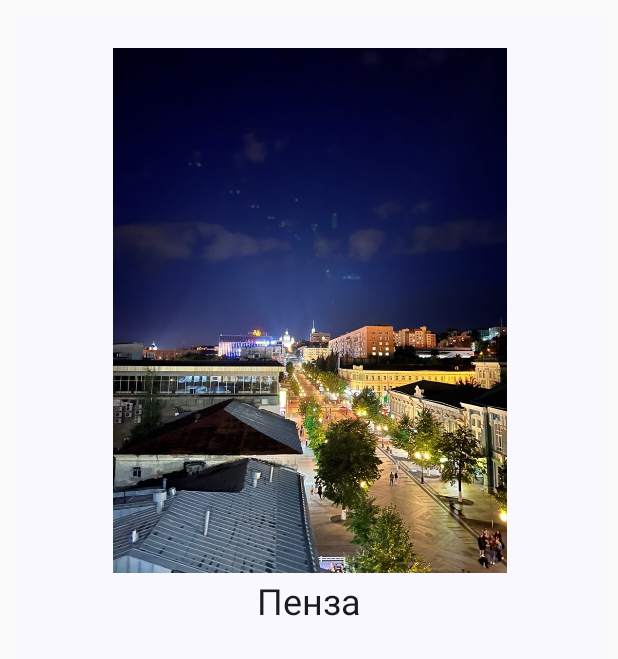
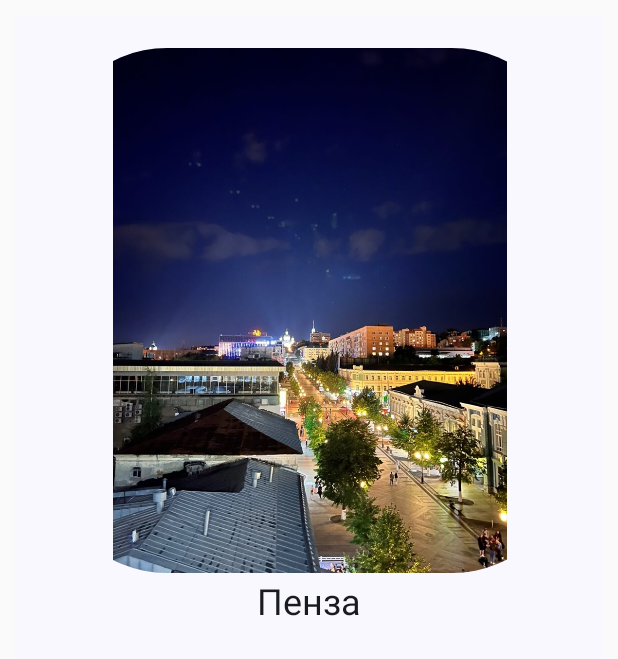
Before and after one commit to IceLance92/Art_Capitals, an Android app built with Jetpack Compose: the screen it shows after launch (MainActivity), after a tap on "Назад", on a phone screen of 412 x 824 dp. Shown: the top 659 px of the screen. Run offline under Robolectric (Android 15) with nearby library versions, the phone set to English and light mode, and no system bars.

Commit message:
удалил не нужную ветку и сохраняю проект

```diff
--- a/app/src/main/java/com/example/art_capitals/MainActivity.kt
+++ b/app/src/main/java/com/example/art_capitals/MainActivity.kt
@@ -17,6 +17,7 @@ import androidx.compose.foundation.layout.offset
 import androidx.compose.foundation.layout.padding
 import androidx.compose.foundation.layout.size
 import androidx.compose.foundation.layout.width
+import androidx.compose.foundation.shape.RoundedCornerShape
 import androidx.compose.material3.Button
 import androidx.compose.material3.MaterialTheme
 import androidx.compose.material3.Surface
@@ -33,6 +34,7 @@ import androidx.compose.ui.unit.dp
 import com.example.art_capitals.ui.theme.Art_CapitalsTheme
 import androidx.compose.runtime.remember
 import androidx.compose.runtime.setValue
+import androidx.compose.ui.draw.clip
 
 class MainActivity : ComponentActivity() {
     override fun onCreate(savedInstanceState: Bundle?) {
@@ -40,38 +42,31 @@ class MainActivity : ComponentActivity() {
         enableEdgeToEdge()
         setContent {
             Art_CapitalsTheme {
-                One()
+                ArtworkScreen()
                 }
             }
         }
     }
 
 @Composable
-fun One() {
-    var result by remember { mutableStateOf(1) }
-    val imageResource = when(result) {
-        1 -> R.drawable.saratov
-        2 -> R.drawable.kazan
-        3 -> R.drawable.toliatti
-        4 -> R.drawable.penza
-        5 -> R.drawable.saratov
-        else -> R.drawable.moskva
+fun ArtworkScreen() {
+    var currentArtworkIndex by remember { mutableStateOf(0) }
+
+    val artworks = listOf(
+        ArtworkData(R.drawable.saratov, R.string.saratov_title, R.string.saratov_city),
+        ArtworkData(R.drawable.kazan, R.string.kazan_title, R.string.kazan_city),
+        ArtworkData(R.drawable.toliatti, R.string.toliati_title, R.string.toliati_city),
+        ArtworkData(R.drawable.penza, R.string.penza_title, R.string.penza_city)
+    )
+
+    val currentArtwork = artworks[currentArtworkIndex]
+
+    fun showPreviousArtwork() {
+        currentArtworkIndex = (currentArtworkIndex - 1 + artworks.size) % artworks.size
     }
-    val titleText = when(result) {
-        1 -> R.string.saratov_title
-        2 -> R.string.kazan_title
-        3 -> R.string.toliati_title
-        4 -> R.string.penza_title
-        5 -> R.string.saratov_title
-        else -> R.string.moskva_title
-    }
-    val cityText = when(result) {
-        1 -> R.string.saratov_city
-        2 -> R.string.kazan_city
-        3 -> R.string.toliati_city
-        4 -> R.string.penza_city
-        5 -> R.string.saratov_city
-        else -> R.string.moskva_city
+
+    fun showNextArtwork() {
+        currentArtworkIndex = (currentArtworkIndex + 1) % artworks.size
     }
 
     Surface(
@@ -83,9 +78,10 @@ fun One() {
             modifier = Modifier.padding(16.dp)
         ) {
             Image(
-                painter = painterResource(imageResource),
+                painter = painterResource(currentArtwork.imageResId),
                 contentDescription = null,
-                modifier = Modifier.size(350.dp).offset(x = (0).dp, y = (6).dp)
+                modifier = Modifier.size(350.dp).offset(x = (0).dp, y = (6).dp).clip(
+                    RoundedCornerShape(80.dp))
             )
             Spacer( modifier = Modifier.height(10.dp))
             Column(
@@ -94,12 +90,12 @@ fun One() {
                 modifier = Modifier.height(200.dp)
             ) {
                 Text(
-                    text = stringResource(titleText),
+                    text = stringResource(currentArtwork.titleResId),
                     style = MaterialTheme.typography.headlineSmall
                 )
                 Spacer(modifier = Modifier.height(10.dp))
                 Text(
-                    text = stringResource(cityText),
+                    text = stringResource(currentArtwork.cityResId),
                     style = MaterialTheme.typography.bodyLarge,
                     modifier = Modifier.offset(x = (10).dp, y = (10).dp)
                 )
@@ -112,30 +108,29 @@ fun One() {
                 verticalAlignment = Alignment.Top
             ) {
                 Button(
-                    onClick = { if (result > 1){
-                        result--
-                    } else {
-                        result = 4
-                    } },
+                    onClick = { showPreviousArtwork() },
                     modifier = Modifier.offset(x = (10).dp, y = (110).dp)
                 ) { Text(stringResource(R.string.button_up)) }
                 Spacer( modifier = Modifier.width(100.dp))
                 Button(
-                    onClick = { if (result < 4){
-                        result++
-                    } else {
-                        result = 1
-                    } },
+                    onClick = { showNextArtwork() },
                     modifier = Modifier.offset(x = (-15).dp, y = (110).dp)
                 ) { Text(stringResource(R.string.button_next)) }
             }
         }
     }
 }
+
+data class ArtworkData(
+    val imageResId: Int,
+    val titleResId: Int,
+    val cityResId: Int
+)
+
 @Preview(showBackground = true)
 @Composable
 fun GreetingPreview() {
     Art_CapitalsTheme {
-        One()
+        ArtworkScreen()
     }
 }
--- a/app/src/main/res/values/strings.xml
+++ b/app/src/main/res/values/strings.xml
@@ -10,6 +10,4 @@
     <string name="penza_city">Была основана в 1663 году как город-крепость воеводой Ю.Е. Котраским по указу царя Алексея Михайловича от 3(13) мая 1663 года</string>
     <string name="button_up">Назад</string>
     <string name="button_next">Вперед</string>
-    <string name="moskva_title">Москва</string>
-    <string name="moskva_city">Москва была основана 4 апреля 1147 года князем Юрием Долгоруким</string>
 </resources>
--- a/gradle/libs.versions.toml
+++ b/gradle/libs.versions.toml
@@ -1,5 +1,5 @@
 [versions]
-agp = "8.10.0"
+agp = "8.10.1"
 kotlin = "2.0.0"
 coreKtx = "1.15.0"
 junit = "4.13.2"
```
Also changed, not shown: app/src/main/res/drawable-nodpi/moskva.jpeg (deleted).
